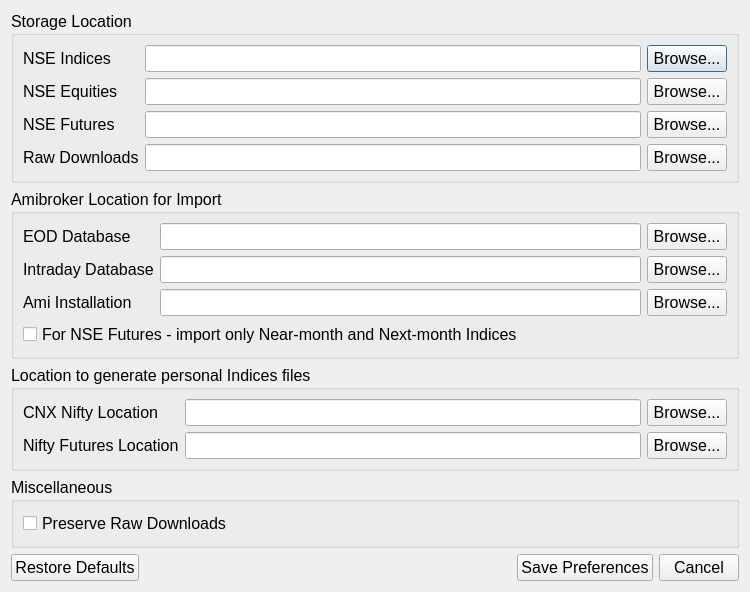
Old version of the form ui_design/Preferences_design.ui in the repository codeaditya/boring_gorilla.
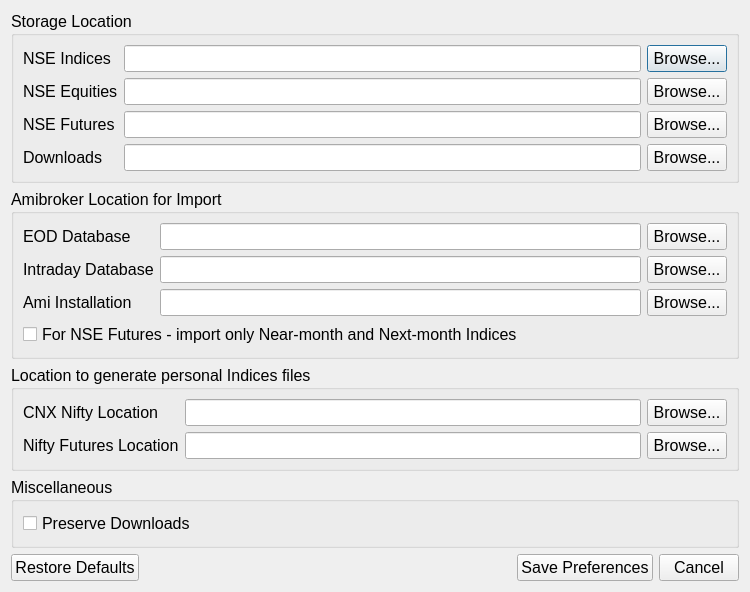
New version of the form.

Commit message: refactor raw_downloads to downloads and make relevant changes to design files as well

Diff of the .ui file:
```diff
--- a/ui_design/Preferences_design.ui
+++ b/ui_design/Preferences_design.ui
@@ -80,7 +80,7 @@
       <item row="3" column="0">
        <widget class="QLabel" name="label_4">
         <property name="text">
-         <string>Raw Downloads</string>
+         <string>Downloads</string>
         </property>
        </widget>
       </item>
@@ -177,7 +177,7 @@
       <item row="0" column="0">
        <widget class="QCheckBox" name="preserve_raw_downloads">
         <property name="text">
-         <string>Preserve Raw Downloads</string>
+         <string>Preserve Downloads</string>
         </property>
        </widget>
       </item>
```
Left out of the diff: 4 changed lines with no effect on the pictures. The commit also changes 4 other files.
